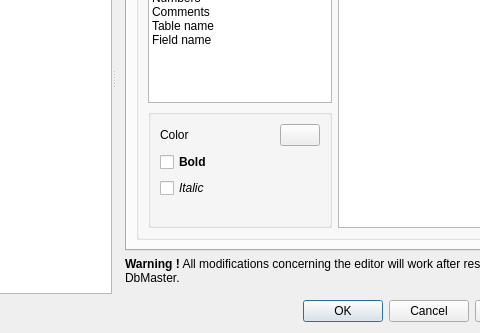
Old version of the form src/dialogs/configdialogclass.ui in the repository FrenchDilettante/dbmaster; both pictures show x 92 to 572 and y 150 to 483 of the 658 by 483 pixel window.
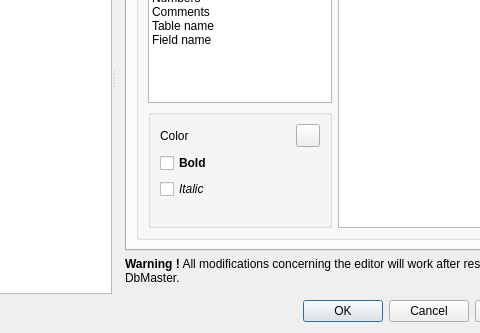
New version of the form. The open tabs and pages were chosen to show the change. Icons and pictures are not drawn. Custom widgets are drawn as their Qt base class.

Commit message: Suppression QColorButton

Diff of the .ui file:
```diff
--- a/src/dialogs/configdialogclass.ui
+++ b/src/dialogs/configdialogclass.ui
@@ -396,7 +396,11 @@
                    </spacer>
                   </item>
                   <item row="0" column="1">
-                   <widget class="QColorButton" name="shColorButton"/>
+                   <widget class="ColorButton" name="shColorButton">
+                    <property name="text">
+                     <string/>
+                    </property>
+                   </widget>
                   </item>
                  </layout>
                 </widget>
@@ -507,9 +511,9 @@
    <header>../src/widgets/querytextedit.h</header>
   </customwidget>
   <customwidget>
-   <class>QColorButton</class>
-   <extends>QPushButton</extends>
-   <header>../src/third/QColorButton.h</header>
+   <class>ColorButton</class>
+   <extends>QToolButton</extends>
+   <header>../src/widgets/colorbutton.h</header>
   </customwidget>
  </customwidgets>
  <resources/>
```
The commit also changes 10 other files.
